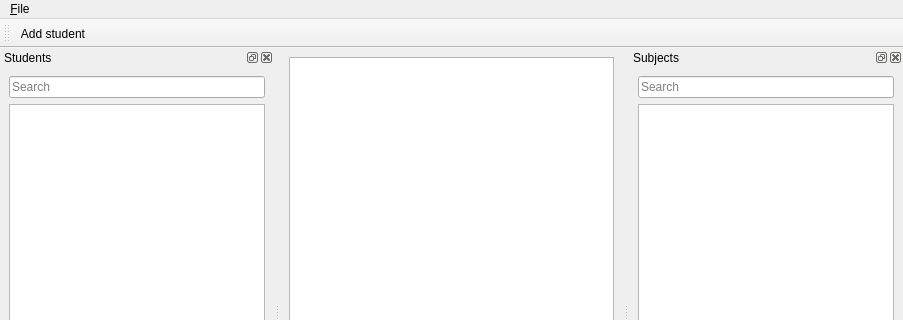
The window that ui/mainwindow.ui (PKliska/IBscheduler) describes before a commit, drawn with Qt 5; both pictures show x 0 to 903 and y 0 to 320 of the 903 by 600 pixel window.
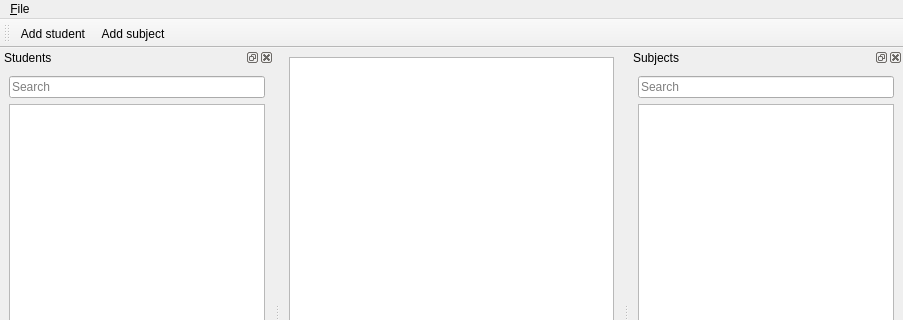
The same window after the commit.

What changed in the file:
```diff
--- a/ui/mainwindow.ui
+++ b/ui/mainwindow.ui
@@ -101,6 +101,7 @@
     <bool>false</bool>
    </attribute>
    <addaction name="actionAdd_student"/>
+   <addaction name="actionAdd_subject"/>
   </widget>
   <action name="actionQuit">
    <property name="text">
@@ -134,6 +135,11 @@
     <string>Ctrl+S</string>
    </property>
   </action>
+  <action name="actionAdd_subject">
+   <property name="text">
+    <string>Add subject</string>
+   </property>
+  </action>
  </widget>
  <resources/>
  <connections/>
```
Left out of the diff: 4 changed lines with no effect on the pictures.
